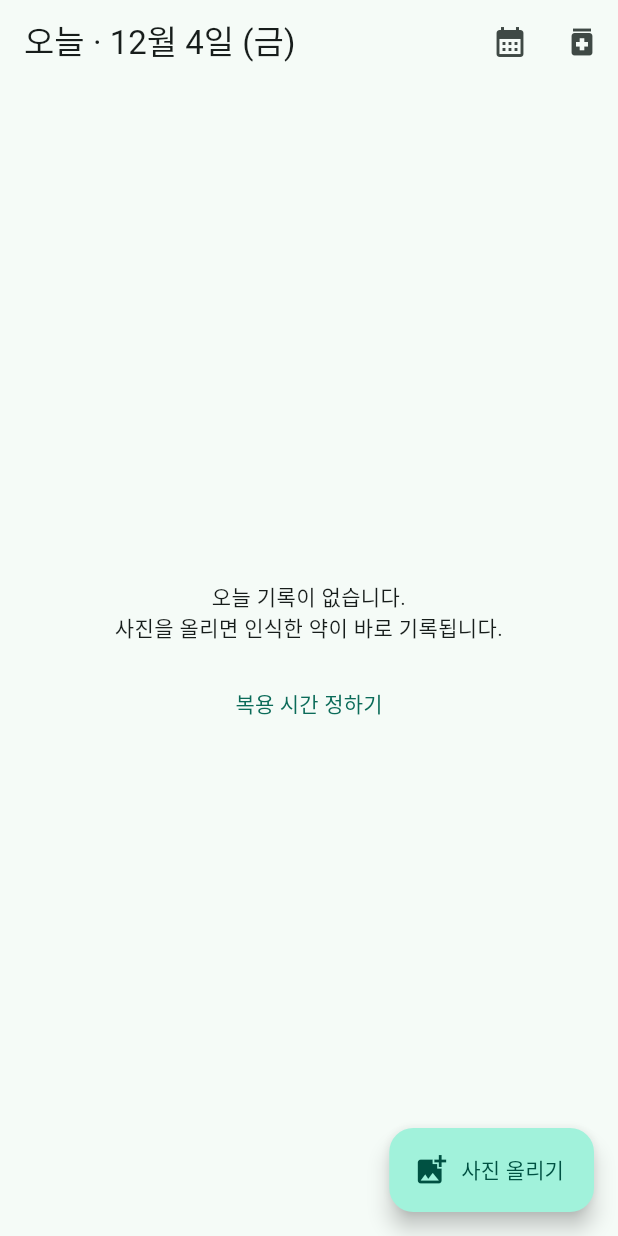
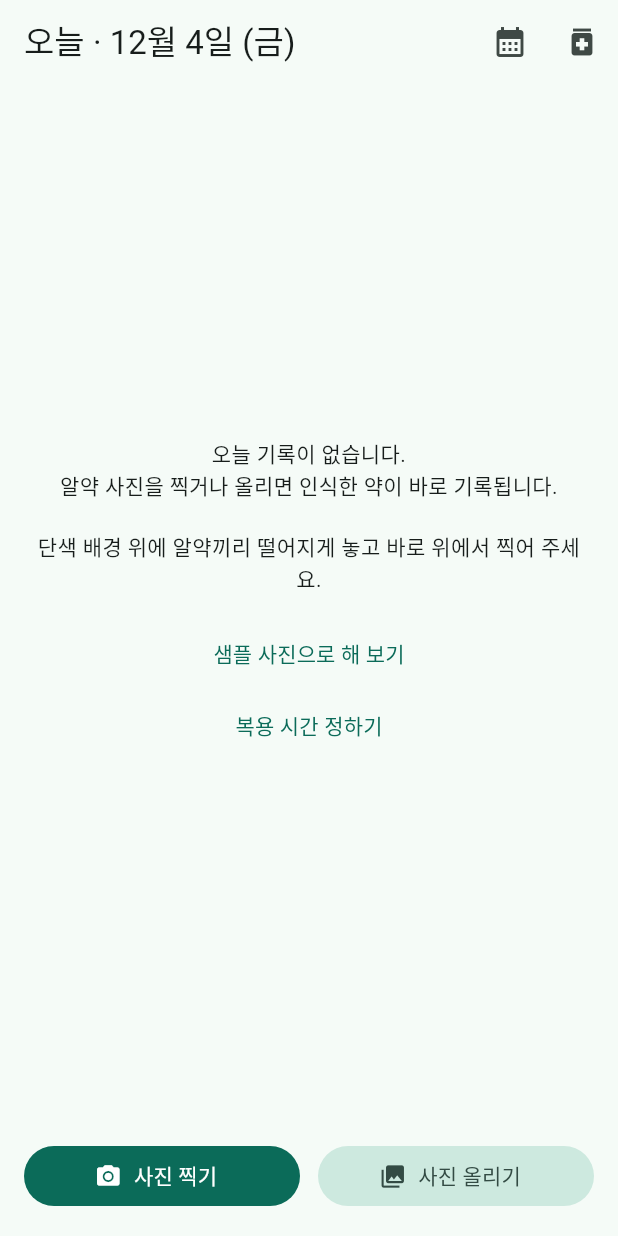
Before and after one commit to def-uk/pill-bbox-front, a Flutter app: the screen it shows after launch, on a phone screen of 412 x 824 dp. Run offline on Flutter 3.47's test engine with Material 3 defaults, Android fonts, the phone set to English and light mode, and no system bars; our stand-ins replace go_router, image_picker, sqflite, sqflite_common_ffi_web; missing offline and left inert: dart:js_interop, dart:ui_web, ultralytics_yolo; accounts and stored records are empty.

Commit message:
feat: 홈에서 사진 찍기와 사진 올리기를 나눠 바로 열기
- 홈 아래에 사진 찍기(카메라)·사진 올리기(갤러리) 버튼을 두고, 누르면 바로 열어 결과 화면으로 간다
- 웹의 사진 찍기는 capture 입력이라 휴대폰 브라우저에서 카메라가 바로 열린다
- 사진 올리기 화면을 없애고, 사진 가이드와 샘플 사진은 홈의 빈 화면으로 옮긴다
- iOS 카메라 권한 문구를 다시 넣는다

Co-Authored-By: Claude Opus 5.5 <noreply@anthropic.com>

```diff
--- a/lib/ui/home/home_screen.dart
+++ b/lib/ui/home/home_screen.dart
@@ -1,8 +1,11 @@
+import 'dart:typed_data';
+
 import 'package:flutter/material.dart';
 import 'package:go_router/go_router.dart';
 import 'package:provider/provider.dart';
 
 import '../../data/models/intake_record.dart';
+import '../../data/services/photo_picker_service.dart';
 import '../../utils/intake_matcher.dart';
 import '../../utils/time_format.dart';
 import '../common/medication_picker.dart';
@@ -24,6 +27,29 @@ class HomeScreen extends StatelessWidget {
         action: '기록',
       );
       if (ok) await vm.markTaken(slot);
+    }
+
+    void showResult(Uint8List? photo) {
+      if (photo != null && context.mounted) {
+        context.push('/result', extra: photo);
+      }
+    }
+
+    Future<void> pickPhoto(PhotoSource source) async {
+      final messenger = ScaffoldMessenger.of(context);
+      try {
+        showResult(await vm.pickPhoto(source));
+      } catch (_) {
+        messenger.showSnackBar(
+          SnackBar(
+            content: Text(
+              source == PhotoSource.camera
+                  ? '카메라를 열 수 없습니다. 사진 올리기를 써 주세요.'
+                  : '사진을 열 수 없습니다',
+            ),
+          ),
+        );
+      }
     }
 
     return Scaffold(
@@ -48,14 +74,24 @@ class HomeScreen extends StatelessWidget {
         ),
         HomeViewModel(summary: DaySummary(slots: [], unscheduled: [])) =>
           _Empty(
-            message: '오늘 기록이 없습니다.\n사진을 올리면 인식한 약이 바로 기록됩니다.',
-            action: TextButton(
-              onPressed: () => context.push('/medications'),
-              child: const Text('복용 시간 정하기'),
+            message:
+                '오늘 기록이 없습니다.\n알약 사진을 찍거나 올리면 인식한 약이 바로 기록됩니다.\n\n'
+                '단색 배경 위에 알약끼리 떨어지게 놓고 바로 위에서 찍어 주세요.',
+            action: Column(
+              children: [
+                TextButton(
+                  onPressed: () async => showResult(await vm.loadSamplePhoto()),
+                  child: const Text('샘플 사진으로 해 보기'),
+                ),
+                TextButton(
+                  onPressed: () => context.push('/medications'),
+                  child: const Text('복용 시간 정하기'),
+                ),
+              ],
             ),
           ),
         _ => ListView(
-          padding: const EdgeInsets.only(bottom: 96),
+          padding: const EdgeInsets.only(bottom: 16),
           children: [
             for (final (time, slots) in vm.slotsByTime) ...[
               Padding(
@@ -96,10 +132,33 @@ class HomeScreen extends StatelessWidget {
           ],
         ),
       },
-      floatingActionButton: FloatingActionButton.extended(
-        onPressed: () => context.push('/upload'),
-        icon: const Icon(Icons.add_photo_alternate),
-        label: const Text('사진 올리기'),
+      bottomNavigationBar: SafeArea(
+        child: Padding(
+          padding: const EdgeInsets.all(16),
+          child: Row(
+            children: [
+              Expanded(
+                child: FilledButton.icon(
+                  onPressed: vm.picking
+                      ? null
+                      : () => pickPhoto(PhotoSource.camera),
+                  icon: const Icon(Icons.photo_camera),
+                  label: const Text('사진 찍기'),
+                ),
+              ),
+              const SizedBox(width: 12),
+              Expanded(
+                child: FilledButton.tonalIcon(
+                  onPressed: vm.picking
+                      ? null
+                      : () => pickPhoto(PhotoSource.gallery),
+                  icon: const Icon(Icons.photo_library),
+                  label: const Text('사진 올리기'),
+                ),
+              ),
+            ],
+          ),
+        ),
       ),
     );
   }
--- a/lib/ui/result/result_screen.dart
+++ b/lib/ui/result/result_screen.dart
@@ -117,7 +117,7 @@ class ResultScreen extends StatelessWidget {
                 child: OutlinedButton(
                   onPressed: vm.status == ResultStatus.saving
                       ? null
-                      : () => context.pushReplacement('/upload'),
+                      : () => context.pop(),
                   child: const Text('다른 사진'),
                 ),
               ),
--- a/lib/ui/router.dart
+++ b/lib/ui/router.dart
@@ -16,25 +16,18 @@ import 'medication/medication_list_screen.dart';
 import 'medication/medication_list_view_model.dart';
 import 'result/result_screen.dart';
 import 'result/result_view_model.dart';
-import 'upload/upload_screen.dart';
-import 'upload/upload_view_model.dart';
 
 GoRouter buildRouter() => GoRouter(
   routes: [
     GoRoute(
       path: '/',
       builder: (context, state) => ChangeNotifierProvider(
-        create: (context) =>
-            HomeViewModel(intakes: context.read(), medications: context.read())
-              ..load(),
+        create: (context) => HomeViewModel(
+          intakes: context.read(),
+          medications: context.read(),
+          picker: context.read(),
+        )..load(),
         child: const HomeScreen(),
-      ),
-    ),
-    GoRoute(
-      path: '/upload',
-      builder: (context, state) => ChangeNotifierProvider(
-        create: (context) => UploadViewModel(picker: context.read()),
-        child: const UploadScreen(),
       ),
     ),
     GoRoute(
```
Also changed, not shown: lib/data/services/photo_picker_service.dart (+11 -4 lines), lib/ui/home/home_view_model.dart (+30 -0 lines), lib/ui/upload/upload_screen.dart (deleted, +0 -57 lines), lib/ui/upload/upload_view_model.dart (deleted, +0 -43 lines), 7 other files.
